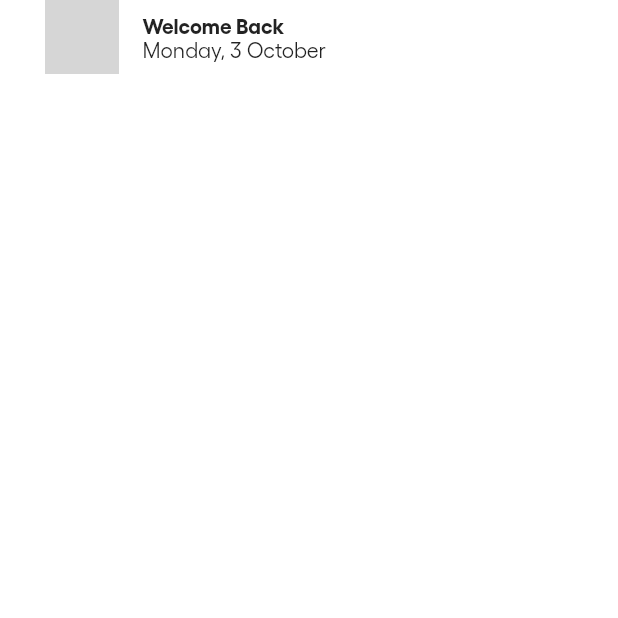
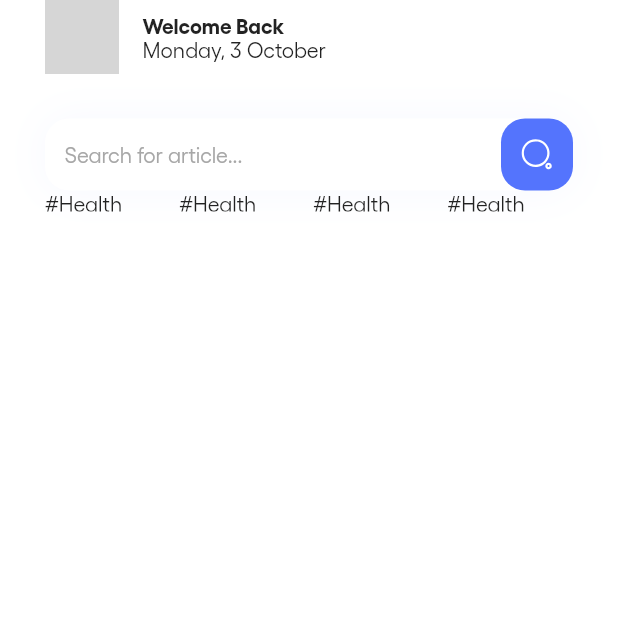
Before and after one commit to ZeckLowe/news_app, a Flutter app: the screen it shows after launch, on a phone screen of 412 x 824 dp, the top half of it. Run offline on Flutter 3.47's test engine with Material 2 defaults, Android fonts, the phone set to English and light mode, and no system bars; our stand-ins replace flutter_svg; network calls fail; grey boxes are pictures that could not be loaded.

Commit message:
searchBox and tags

```diff
--- a/lib/main.dart
+++ b/lib/main.dart
@@ -4,12 +4,17 @@ import 'package:news_app/screens/home_screen.dart';
 
 
 void main() {
-  runApp(const MainApp());
+  runApp(const MyApp());
 }
 
-class MainApp extends StatelessWidget {
-  const MainApp({super.key});
+class MyApp extends StatefulWidget {
+  const MyApp({Key? key}) : super(key: key);
 
+  @override
+  State<MyApp> createState() => _MyAppState();
+}
+
+class _MyAppState extends State<MyApp> {
   @override
   Widget build(BuildContext context) {
     return  MaterialApp(
--- a/lib/screens/home_screen.dart
+++ b/lib/screens/home_screen.dart
@@ -1,5 +1,6 @@
 import 'package:flutter/material.dart';
 import 'package:news_app/app_theme.dart';
+import 'package:flutter_svg/flutter_svg.dart';
 
 class HomeScreen extends StatelessWidget {
   const HomeScreen({super.key});
@@ -12,8 +13,7 @@ class HomeScreen extends StatelessWidget {
               horizontal: 30,
             ),
             children: [
-          Row(
-            children: [
+          Row(children: [
             Container(
               height: 49,
               width: 49,
@@ -24,8 +24,7 @@ class HomeScreen extends StatelessWidget {
                     image: NetworkImage(
                       'https://cdn3d.iconscout.com/3d/premium/thumb/man-avatar-6299539-5187871.png',
                     ),
-                  )
-                ),
+                  )),
             ),
             const SizedBox(
               width: 16,
@@ -50,11 +49,83 @@ class HomeScreen extends StatelessWidget {
                 ),
               ],
             ),
-
+          ]),
+          const SizedBox(
+            height: 30,
+          ),
+          const SizedBox(
+            width: 30,
+          ),
+          Container(
+            decoration: BoxDecoration(
+              borderRadius: BorderRadius.circular(borderRadius),
+              color: white,
+              boxShadow: [
+                BoxShadow(
+                  color: blue.withOpacity(0.051),
+                  offset: const Offset(0.0, 0.3),
+                  blurRadius: 24.0,
+                  spreadRadius: 0.0,
+                )
               ],
             ),
-        ]
+            child: Row(
+              children: [
+                Expanded(
+                  child: TextField(
+                    style: const TextStyle(
+                      fontFamily: 'Gellix',
+                      fontWeight: FontWeight.w400,
+                      fontSize: 14,
                     ),
+                    controller: TextEditingController(),
+                    decoration: InputDecoration(
+                      contentPadding: const EdgeInsets.symmetric(
+                        horizontal: 13,
+                      ),
+                      hintText: 'Search for article...',
+                      border: border,
+                      errorBorder: border,
+                      disabledBorder: border,
+                      focusedBorder: border,
+                      focusedErrorBorder: border,
+                      hintStyle: const TextStyle(
+                          fontFamily: 'Gellix', color: lightGray, fontSize: 14),
+                    ),
+                  ),
+                ),
+                Container(
+                  decoration: BoxDecoration(
+                    color: blue,
+                    borderRadius: BorderRadius.circular(borderRadius),
+                  ),
+                  child: IconButton(
+                    onPressed: () {},
+                    icon: SvgPicture.asset(
+                      'assets/svg/search_icon.svg',
+                    ),
+                  ),
+                ),
+              ],
+            ),
+          ),
+          SizedBox(
+              height: 14,
+              child: ListView.builder(
+                  scrollDirection: Axis.horizontal,
+                  itemCount: 10,
+                  shrinkWrap: true,
+                  itemBuilder: (context, index) {
+                    return const Padding(
+                      padding: EdgeInsets.only(
+                        right: 38,
+                      ),
+                      child: Text('#Health'),
                     );
+                  })),
+          const SizedBox(
+            height: 30,
+          )
+        ]));
   }
 }
--- a/pubspec.yaml
+++ b/pubspec.yaml
@@ -28,5 +28,4 @@ flutter:
     - asset: fonts/Gellix-Bold.ttf
       weight: 700
   assets:
-  - assets/svg/arrow_back_icon.svg
-  - assets/svg/vector.svg
+  - assets/svg/
```
Lines whose indentation alone changed are shown as unchanged.
